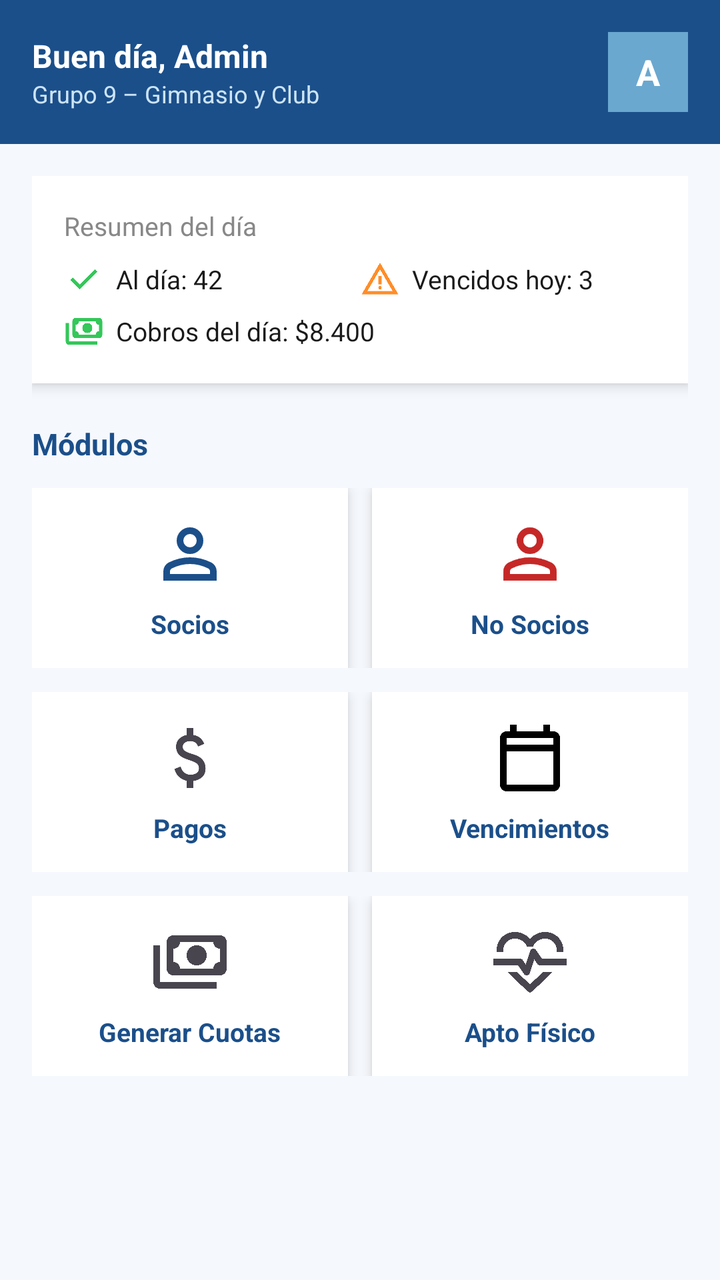
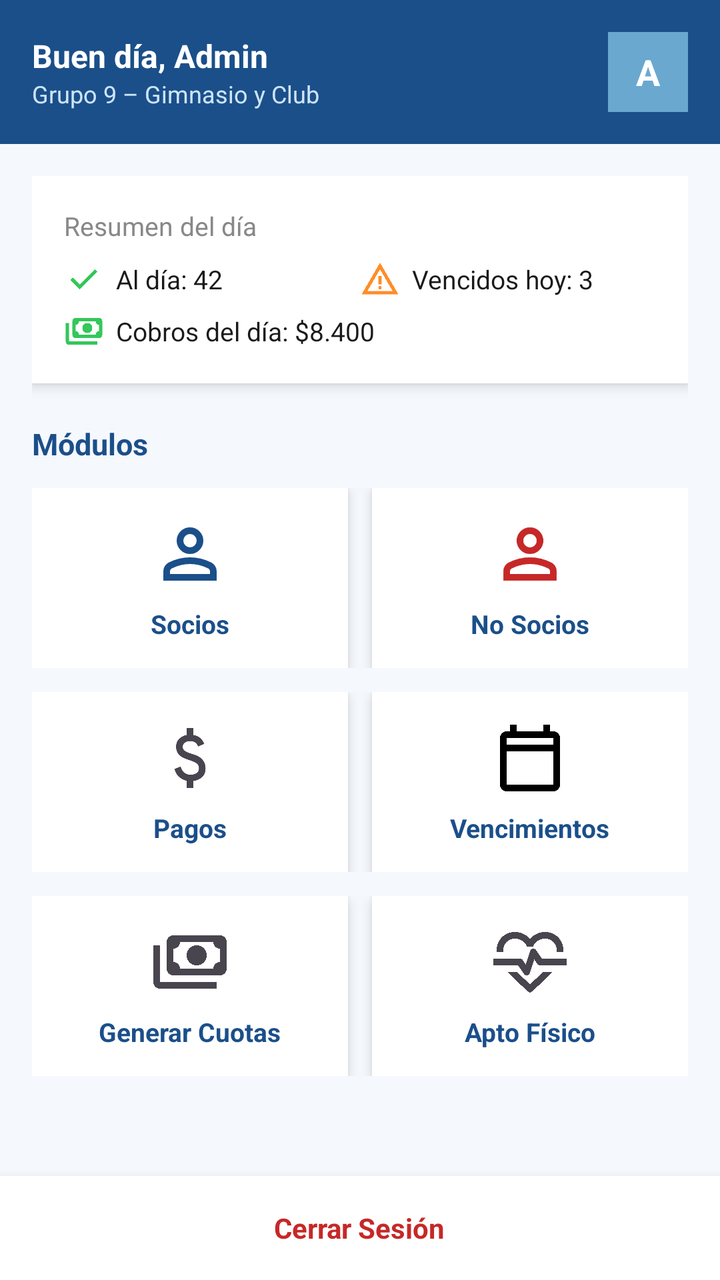

Screens rendered from an Android XML layout before and after an edit, with the pre-edit source and the edit as a unified diff.
<!-- AndroidManifest.xml: application theme Theme.ClubDeportivo -->
<!-- res/layout/activity_dashboard_admin.xml -->
<?xml version="1.0" encoding="utf-8"?>
<LinearLayout
    xmlns:android="http://schemas.android.com/apk/res/android"
    xmlns:app="http://schemas.android.com/apk/res-auto"
    android:layout_width="match_parent"
    android:layout_height="match_parent"
    android:orientation="vertical"
    android:background="@color/colorBackground">

    
    <LinearLayout
        android:layout_width="match_parent"
        android:layout_height="72dp"
        android:orientation="horizontal"
        android:background="@color/colorPrimary"
        android:gravity="center_vertical"
        android:paddingStart="16dp"
        android:paddingEnd="16dp">

        <LinearLayout
            android:layout_width="0dp"
            android:layout_height="wrap_content"
            android:layout_weight="1"
            android:orientation="vertical">

            <TextView
                android:layout_width="wrap_content"
                android:layout_height="wrap_content"
                android:text="Buen día, Admin"
                android:textSize="16sp"
                android:textStyle="bold"
                android:textColor="@color/white" />

            <TextView
                android:layout_width="wrap_content"
                android:layout_height="wrap_content"
                android:text="Grupo 9 – Gimnasio y Club"
                android:textSize="12sp"
                android:textColor="@color/colorPrimaryLight" />

        </LinearLayout>

        
        <TextView
            android:layout_width="40dp"
            android:layout_height="40dp"
            android:text="A"
            android:textSize="18sp"
            android:textStyle="bold"
            android:textColor="@color/white"
            android:gravity="center"
            android:background="@color/colorSecondary" />

    </LinearLayout>

    
    <ScrollView
        android:layout_width="match_parent"
        android:layout_height="match_parent">

        <LinearLayout
            android:layout_width="match_parent"
            android:layout_height="wrap_content"
            android:orientation="vertical"
            android:padding="16dp">

            
            <LinearLayout
                android:layout_width="match_parent"
                android:layout_height="wrap_content"
                android:orientation="vertical"
                android:background="@color/white"
                android:padding="16dp"
                android:elevation="4dp"
                android:layout_marginBottom="20dp">

                <TextView
                    android:layout_width="wrap_content"
                    android:layout_height="wrap_content"
                    android:text="Resumen del día"
                    android:textSize="13sp"
                    android:textColor="@color/colorTextMuted"
                    android:layout_marginBottom="8dp" />

                <LinearLayout
                    android:layout_width="match_parent"
                    android:layout_height="wrap_content"
                    android:orientation="horizontal">

                    
                    <LinearLayout
                        android:layout_width="0dp"
                        android:layout_height="wrap_content"
                        android:layout_weight="1"
                        android:orientation="horizontal"
                        android:gravity="center_vertical">

                        <ImageView
                            android:layout_width="20dp"
                            android:layout_height="20dp"
                            android:src="@drawable/check"
                            android:layout_marginEnd="6dp"
                            app:tint="@color/colorSuccess"/>

                        <TextView
                            android:layout_width="wrap_content"
                            android:layout_height="wrap_content"
                            android:text="Al día: 42"
                            android:textSize="13sp"
                            android:textColor="@color/colorTextPrimary" />

                    </LinearLayout>

                    
                    <LinearLayout
                        android:layout_width="0dp"
                        android:layout_height="wrap_content"
                        android:layout_weight="1"
                        android:orientation="horizontal"
                        android:gravity="center_vertical">

                        <ImageView
                            android:layout_width="20dp"
                            android:layout_height="20dp"
                            android:src="@drawable/warning"
                            android:layout_marginEnd="6dp"
                            app:tint="@color/colorWarning"/>

                        <TextView
                            android:layout_width="wrap_content"
                            android:layout_height="wrap_content"
                            android:text="Vencidos hoy: 3"
                            android:textSize="13sp"
                            android:textColor="@color/colorTextPrimary"/>

                    </LinearLayout>

                </LinearLayout>

                
                <LinearLayout
                    android:layout_width="wrap_content"
                    android:layout_height="wrap_content"
                    android:orientation="horizontal"
                    android:gravity="center_vertical"
                    android:layout_marginTop="6dp">

                    <ImageView
                        android:layout_width="20dp"
                        android:layout_height="20dp"
                        android:src="@drawable/cash"
                        android:layout_marginEnd="6dp"
                        app:tint="@color/colorSuccess"/>

                    <TextView
                        android:layout_width="wrap_content"
                        android:layout_height="wrap_content"
                        android:text="Cobros del día: $8.400"
                        android:textSize="13sp"
                        android:textColor="@color/colorTextPrimary" />

                </LinearLayout>

            </LinearLayout>

            
            <TextView
                android:layout_width="wrap_content"
                android:layout_height="wrap_content"
                android:text="Módulos"
                android:textSize="15sp"
                android:textStyle="bold"
                android:textColor="@color/colorPrimary"
                android:layout_marginBottom="12dp" />

            
            <LinearLayout
                android:layout_width="match_parent"
                android:layout_height="wrap_content"
                android:orientation="horizontal"
                android:layout_marginBottom="12dp">

                <LinearLayout
                    android:id="@+id/cardSocios"
                    android:layout_width="0dp"
                    android:layout_height="90dp"
                    android:layout_weight="1"
                    android:orientation="vertical"
                    android:gravity="center"
                    android:background="@color/white"
                    android:elevation="4dp"
                    android:layout_marginEnd="6dp"
                    android:clickable="true"
                    android:focusable="true">

                    <ImageView
                        android:layout_width="40dp"
                        android:layout_height="40dp"
                        android:src="@drawable/socio"
                        app:tint="@color/colorPrimary" />

                    <TextView
                        android:layout_width="wrap_content"
                        android:layout_height="wrap_content"
                        android:text="Socios"
                        android:textSize="13sp"
                        android:textStyle="bold"
                        android:textColor="@color/colorPrimary"
                        android:layout_marginTop="6dp" />

                </LinearLayout>

                <LinearLayout
                    android:id="@+id/cardNoSocios"
                    android:layout_width="0dp"
                    android:layout_height="90dp"
                    android:layout_weight="1"
                    android:orientation="vertical"
                    android:gravity="center"
                    android:background="@color/white"
                    android:elevation="4dp"
                    android:layout_marginStart="6dp"
                    android:clickable="true"
                    android:focusable="true">

                    <ImageView
                        android:layout_width="40dp"
                        android:layout_height="40dp"
                        android:src="@drawable/socio"
                        app:tint="@color/colorError" />

                    <TextView
                        android:layout_width="wrap_content"
                        android:layout_height="wrap_content"
                        android:text="No Socios"
                        android:textSize="13sp"
                        android:textStyle="bold"
                        android:textColor="@color/colorPrimary"
                        android:layout_marginTop="6dp" />

                </LinearLayout>

            </LinearLayout>

            
            <LinearLayout
                android:layout_width="match_parent"
                android:layout_height="wrap_content"
                android:orientation="horizontal"
                android:layout_marginBottom="12dp">

                <LinearLayout
                    android:id="@+id/cardPagos"
                    android:layout_width="0dp"
                    android:layout_height="90dp"
                    android:layout_weight="1"
                    android:orientation="vertical"
                    android:gravity="center"
                    android:background="@color/white"
                    android:elevation="4dp"
                    android:layout_marginEnd="6dp"
                    android:clickable="true"
                    android:focusable="true">

                    <ImageView
                        android:layout_width="40dp"
                        android:layout_height="40dp"
                        android:src="@drawable/money" />

                    <TextView
                        android:layout_width="wrap_content"
                        android:layout_height="wrap_content"
                        android:text="Pagos"
                        android:textSize="13sp"
                        android:textStyle="bold"
                        android:textColor="@color/colorPrimary"
                        android:layout_marginTop="6dp" />

                </LinearLayout>

                <LinearLayout
                    android:id="@+id/cardVencimientos"
                    android:layout_width="0dp"
                    android:layout_height="90dp"
                    android:layout_weight="1"
                    android:orientation="vertical"
                    android:gravity="center"
                    android:background="@color/white"
                    android:elevation="4dp"
                    android:layout_marginStart="6dp"
                    android:clickable="true"
                    android:focusable="true">

                    
                    <ImageView
                        android:layout_width="40dp"
                        android:layout_height="40dp"
                        android:src="@drawable/calendar"
                        app:tint="@color/black" />

                    <TextView
                        android:layout_width="wrap_content"
                        android:layout_height="wrap_content"
                        android:text="Vencimientos"
                        android:textSize="13sp"
                        android:textStyle="bold"
                        android:textColor="@color/colorPrimary"
                        android:layout_marginTop="6dp" />

                </LinearLayout>

            </LinearLayout>

            
            <LinearLayout
                android:layout_width="match_parent"
                android:layout_height="wrap_content"
                android:orientation="horizontal">

                <LinearLayout
                    android:id="@+id/cardActividades"
                    android:layout_width="0dp"
                    android:layout_height="90dp"
                    android:layout_weight="1"
                    android:orientation="vertical"
                    android:gravity="center"
                    android:background="@color/white"
                    android:elevation="4dp"
                    android:layout_marginEnd="6dp"
                    android:clickable="true"
                    android:focusable="true">

                    <ImageView
                        android:layout_width="40dp"
                        android:layout_height="40dp"
                        android:src="@drawable/cash" />

                    <TextView
                        android:layout_width="wrap_content"
                        android:layout_height="wrap_content"
                        android:text="Generar Cuotas"
                        android:textSize="13sp"
                        android:textStyle="bold"
                        android:textColor="@color/colorPrimary"
                        android:layout_marginTop="6dp" />

                </LinearLayout>

                <LinearLayout
                    android:id="@+id/cardAptoFisico"
                    android:layout_width="0dp"
                    android:layout_height="90dp"
                    android:layout_weight="1"
                    android:orientation="vertical"
                    android:gravity="center"
                    android:background="@color/white"
                    android:elevation="4dp"
                    android:layout_marginStart="6dp"
                    android:clickable="true"
                    android:focusable="true">

                    <ImageView
                        android:layout_width="40dp"
                        android:layout_height="40dp"
                        android:src="@drawable/cardiology" />

                    <TextView
                        android:layout_width="wrap_content"
                        android:layout_height="wrap_content"
                        android:text="Apto Físico"
                        android:textSize="13sp"
                        android:textStyle="bold"
                        android:textColor="@color/colorPrimary"
                        android:layout_marginTop="6dp" />

                </LinearLayout>

            </LinearLayout>

        </LinearLayout>

    </ScrollView>

</LinearLayout>
<!-- resources referenced by this layout -->
<resources>
  <color name="black">#FF000000</color>
  <color name="colorBackground">#F5F8FC</color>
  <color name="colorError">#C62828</color>
  <color name="colorPrimary">#1B4F8A</color>
  <color name="colorPrimaryLight">#CCE4F7</color>
  <color name="colorSecondary">#6AA8D0</color>
  <color name="colorSuccess">#34C759</color>
  <color name="colorTextMuted">#888888</color>
  <color name="colorTextPrimary">#1A1A1A</color>
  <color name="colorWarning">#FF8D28</color>
  <color name="white">#FFFFFFFF</color>
  <!-- drawable calendar (drawable) -->
  <vector xmlns:android="http://schemas.android.com/apk/res/android"
      android:width="24dp"
      android:height="24dp"
      android:viewportWidth="960"
      android:viewportHeight="960"
      android:tint="?attr/colorControlNormal">
    <path
        android:fillColor="@android:color/white"
        android:pathData="M200,880Q167,880 143.5,856.5Q120,833 120,800L120,240Q120,207 143.5,183.5Q167,160 200,160L240,160L240,80L320,80L320,160L640,160L640,80L720,80L720,160L760,160Q793,160 816.5,183.5Q840,207 840,240L840,800Q840,833 816.5,856.5Q793,880 760,880L200,880ZM200,800L760,800Q760,800 760,800Q760,800 760,800L760,400L200,400L200,800Q200,800 200,800Q200,800 200,800ZM200,320L760,320L760,240Q760,240 760,240Q760,240 760,240L200,240Q200,240 200,240Q200,240 200,240L200,320ZM200,320L200,240Q200,240 200,240Q200,240 200,240L200,240Q200,240 200,240Q200,240 200,240L200,320Z"/>
  </vector>
  <!-- drawable check (drawable) -->
  <vector xmlns:android="http://schemas.android.com/apk/res/android"
      android:width="24dp"
      android:height="24dp"
      android:viewportWidth="960"
      android:viewportHeight="960"
      android:tint="?attr/colorControlNormal">
    <path
        android:fillColor="@android:color/white"
        android:pathData="M382,720L154,492L211,435L382,606L749,239L806,296L382,720Z"/>
  </vector>
  <!-- drawable money (drawable) -->
  <vector xmlns:android="http://schemas.android.com/apk/res/android"
      android:width="24dp"
      android:height="24dp"
      android:viewportWidth="960"
      android:viewportHeight="960"
      android:tint="?attr/colorControlNormal">
    <path
        android:fillColor="@android:color/white"
        android:pathData="M441,840L441,754Q388,742 349.5,708Q311,674 293,612L367,582Q382,630 411.5,655Q441,680 489,680Q530,680 558.5,661.5Q587,643 587,604Q587,569 565,548.5Q543,528 463,502Q377,475 345,437.5Q313,400 313,346Q313,281 355,245Q397,209 441,204L441,120L521,120L521,204Q571,212 603.5,240.5Q636,269 651,310L577,342Q565,310 543,294Q521,278 483,278Q439,278 416,297.5Q393,317 393,346Q393,379 423,398Q453,417 527,438Q596,458 631.5,501.5Q667,545 667,602Q667,673 625,710Q583,747 521,756L521,840L441,840Z"/>
  </vector>
  <!-- drawable warning (drawable) -->
  <vector xmlns:android="http://schemas.android.com/apk/res/android"
      android:width="24dp"
      android:height="24dp"
      android:viewportWidth="960"
      android:viewportHeight="960"
      android:tint="?attr/colorControlNormal">
    <path
        android:fillColor="@android:color/white"
        android:pathData="M40,840L480,80L920,840L40,840ZM178,760L782,760L480,240L178,760ZM508.5,708.5Q520,697 520,680Q520,663 508.5,651.5Q497,640 480,640Q463,640 451.5,651.5Q440,663 440,680Q440,697 451.5,708.5Q463,720 480,720Q497,720 508.5,708.5ZM440,600L520,600L520,400L440,400L440,600ZM480,500L480,500L480,500Z"/>
  </vector>
  <style name="Theme.ClubDeportivo" parent="Base.Theme.ClubDeportivo" />
  <style name="Base.Theme.ClubDeportivo" parent="Theme.Material3.DayNight.NoActionBar">
          
          
      </style>
  <!-- unchanged entries left out for length: 3 -->
</resources>

<!-- the commit's change to res/layout/activity_dashboard_admin.xml (unified diff, before → after) -->
@@ -7,7 +7,6 @@
     android:orientation="vertical"
     android:background="@color/colorBackground">
 
-    
     <LinearLayout
         android:layout_width="match_parent"
         android:layout_height="72dp"
@@ -24,6 +23,7 @@
             android:orientation="vertical">
 
             <TextView
+                android:id="@+id/tvBienvenidaAdmin"
                 android:layout_width="wrap_content"
                 android:layout_height="wrap_content"
                 android:text="Buen día, Admin"
@@ -40,8 +40,8 @@
 
         </LinearLayout>
 
-        
         <TextView
+            android:id="@+id/tvAvatarAdmin"
             android:layout_width="40dp"
             android:layout_height="40dp"
             android:text="A"
@@ -53,10 +53,10 @@
 
     </LinearLayout>
 
-    
     <ScrollView
         android:layout_width="match_parent"
-        android:layout_height="match_parent">
+        android:layout_height="0dp"
+        android:layout_weight="1">
 
         <LinearLayout
             android:layout_width="match_parent"
@@ -64,7 +64,6 @@
             android:orientation="vertical"
             android:padding="16dp">
 
-            
             <LinearLayout
                 android:layout_width="match_parent"
                 android:layout_height="wrap_content"
@@ -87,7 +86,6 @@
                     android:layout_height="wrap_content"
                     android:orientation="horizontal">
 
-                    
                     <LinearLayout
                         android:layout_width="0dp"
                         android:layout_height="wrap_content"
@@ -111,7 +109,6 @@
 
                     </LinearLayout>
 
-                    
                     <LinearLayout
                         android:layout_width="0dp"
                         android:layout_height="wrap_content"
@@ -137,7 +134,6 @@
 
                 </LinearLayout>
 
-                
                 <LinearLayout
                     android:layout_width="wrap_content"
                     android:layout_height="wrap_content"
@@ -163,7 +159,6 @@
 
             </LinearLayout>
 
-            
             <TextView
                 android:layout_width="wrap_content"
                 android:layout_height="wrap_content"
@@ -173,7 +168,6 @@
                 android:textColor="@color/colorPrimary"
                 android:layout_marginBottom="12dp" />
 
-            
             <LinearLayout
                 android:layout_width="match_parent"
                 android:layout_height="wrap_content"
@@ -242,7 +236,6 @@
 
             </LinearLayout>
 
-            
             <LinearLayout
                 android:layout_width="match_parent"
                 android:layout_height="wrap_content"
@@ -291,7 +284,6 @@
                     android:clickable="true"
                     android:focusable="true">
 
-                    
                     <ImageView
                         android:layout_width="40dp"
                         android:layout_height="40dp"
@@ -311,7 +303,6 @@
 
             </LinearLayout>
 
-            
             <LinearLayout
                 android:layout_width="match_parent"
                 android:layout_height="wrap_content"
@@ -381,4 +372,25 @@
 
     </ScrollView>
 
+    <LinearLayout
+        android:id="@+id/btnCerrarSesion"
+        android:layout_width="match_parent"
+        android:layout_height="52dp"
+        android:background="@color/white"
+        android:gravity="center"
+        android:orientation="horizontal"
+        android:clickable="true"
+        android:focusable="true"
+        android:elevation="8dp">
+
+        <TextView
+            android:layout_width="wrap_content"
+            android:layout_height="wrap_content"
+            android:text="Cerrar Sesión"
+            android:textColor="@color/colorError"
+            android:textStyle="bold"
+            android:textSize="14sp" />
+
+    </LinearLayout>
+
 </LinearLayout>
